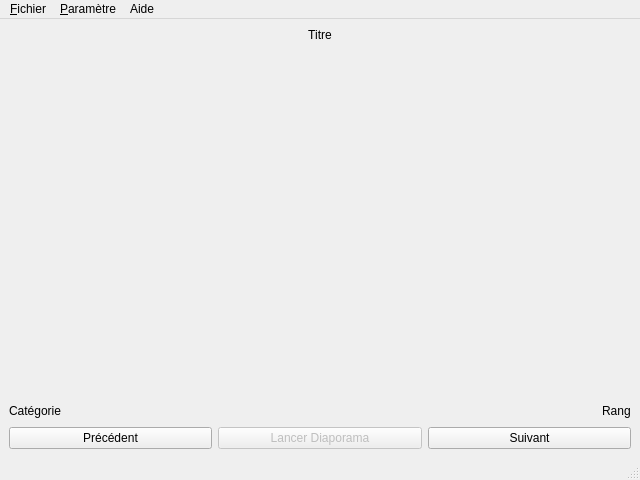
The window that V7_MVP_BD/lecteurvue.ui (Feror-BotMaker/SAE201-Diaporama) describes before a commit, drawn with Qt 5.
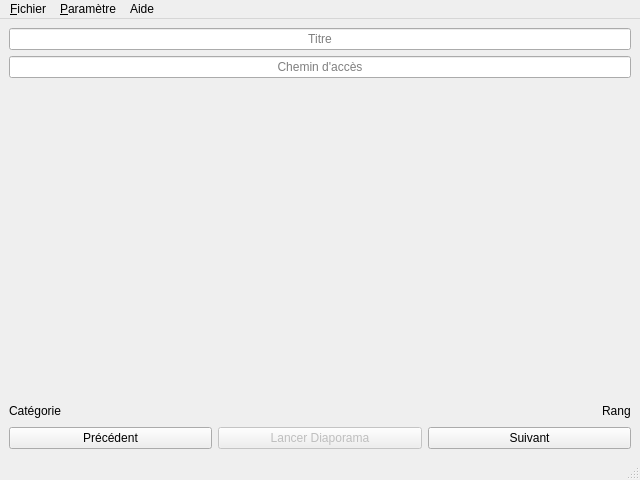
The same window after the commit.

The edit to the form file:
```diff
--- a/V7_MVP_BD/lecteurvue.ui
+++ b/V7_MVP_BD/lecteurvue.ui
@@ -16,12 +16,25 @@
   <widget class="QWidget" name="centralwidget">
    <layout class="QVBoxLayout" name="verticalLayout">
     <item>
-     <widget class="QLabel" name="lTitre">
+     <widget class="QLineEdit" name="lTitre">
       <property name="text">
+       <string/>
+      </property>
+      <property name="alignment">
+       <set>Qt::AlignCenter</set>
+      </property>
+      <property name="placeholderText">
        <string>Titre</string>
       </property>
+     </widget>
+    </item>
+    <item>
+     <widget class="QLineEdit" name="lPath">
       <property name="alignment">
-       <set>Qt::AlignHCenter</set>
+       <set>Qt::AlignCenter</set>
+      </property>
+      <property name="placeholderText">
+       <string>Chemin d'accès</string>
       </property>
      </widget>
     </item>
```
